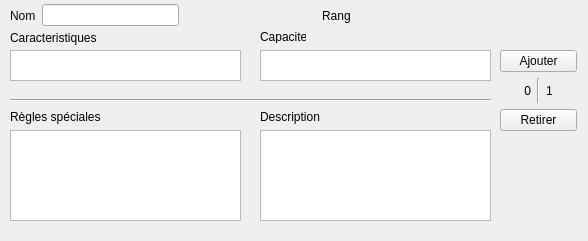
Above: Lecture_BDD/widgetvueprofil.ui from brock37/Mordheim before the change. Below: the same form after it.
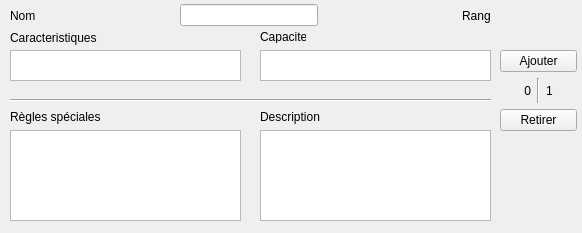
That is the form after the change.

```diff
--- a/Lecture_BDD/widgetvueprofil.ui
+++ b/Lecture_BDD/widgetvueprofil.ui
@@ -6,8 +6,8 @@
    <rect>
     <x>0</x>
     <y>0</y>
-    <width>588</width>
-    <height>241</height>
+    <width>582</width>
+    <height>233</height>
    </rect>
   </property>
   <property name="windowTitle">
@@ -77,7 +77,7 @@
     <rect>
      <x>10</x>
      <y>0</y>
-     <width>341</width>
+     <width>481</width>
      <height>31</height>
     </rect>
    </property>
@@ -89,6 +89,19 @@
       </property>
      </widget>
     </item>
+    <item>
+     <spacer name="horizontalSpacer_2">
+      <property name="orientation">
+       <enum>Qt::Horizontal</enum>
+      </property>
+      <property name="sizeHint" stdset="0">
+       <size>
+        <width>40</width>
+        <height>20</height>
+       </size>
+      </property>
+     </spacer>
+    </item>
     <item>
      <widget class="QLineEdit" name="lineEdit"/>
     </item>
```
